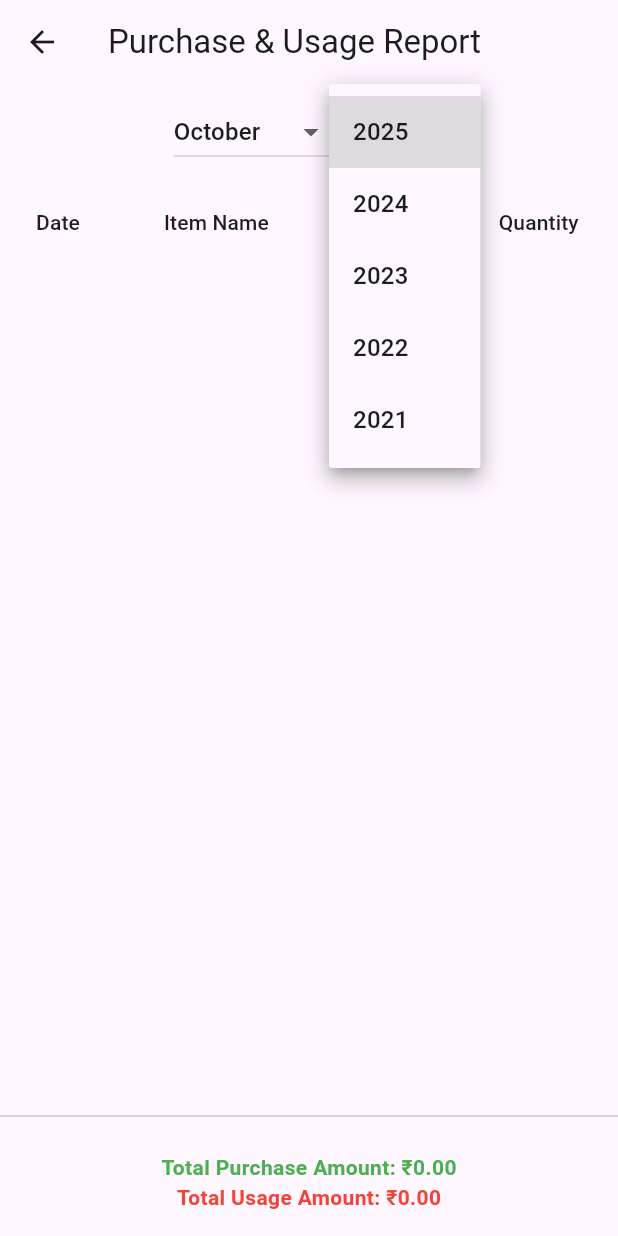
After one commit to SangeethKumarPG/billing_software_poc, a Flutter app: the PurchaseReportPage screen opened directly, after a tap on an icon or button, on a phone screen of 412 x 824 dp. The commit adds this screen. Run offline on Flutter 3.47's test engine with Material 3 defaults, Android fonts, the phone set to English and light mode, and no system bars; our stand-ins replace fl_chart, printing, sqflite, sqflite_common_ffi, sqflite_common_ffi_web; missing offline and left inert: esc_pos_printer_plus, esc_pos_utils_plus; accounts and stored records are empty.

Commit message:
adding purchase report and overtime

```diff
--- a/lib/db/db_helper.dart
+++ b/lib/db/db_helper.dart
@@ -24,23 +24,24 @@ class DBHelper {
     _db = await databaseFactory.openDatabase(
       dbPath,
       options: OpenDatabaseOptions(
-        version: 3, // increment version when adding tables/columns
+        version: 4, // incremented for new table
         onCreate: (db, version) async {
           await _createTables(db);
         },
         onUpgrade: (db, oldVersion, newVersion) async {
-          // Drop old tables if needed (simpler, but clears data)
           await db.execute("DROP TABLE IF EXISTS services");
           await db.execute("DROP TABLE IF EXISTS staff");
           await db.execute("DROP TABLE IF EXISTS bills");
           await db.execute("DROP TABLE IF EXISTS bill_items");
           await db.execute("DROP TABLE IF EXISTS inventory");
+          await db.execute("DROP TABLE IF EXISTS inventory_history");
           await _createTables(db);
         },
       ),
     );
   }
 
+  // ---------------- CREATE TABLES ----------------
   static Future<void> _createTables(Database db) async {
     await db.execute('''
       CREATE TABLE services (
@@ -94,6 +95,18 @@ class DBHelper {
         quantity INTEGER NOT NULL,
         price REAL NOT NULL,
         category TEXT
+      )
+    ''');
+
+    await db.execute('''
+      CREATE TABLE inventory_history (
+        id INTEGER PRIMARY KEY AUTOINCREMENT,
+        itemId INTEGER,
+        itemName TEXT,
+        action TEXT,
+        quantity INTEGER,
+        amount REAL,
+        date TEXT
       )
     ''');
   }
@@ -156,8 +169,17 @@ class DBHelper {
   }
 
   // ---------------- INVENTORY ----------------
-  static Future<int> insertInventoryItem(InventoryItem item) async =>
-      await _db.insert("inventory", item.toMap());
+  static Future<int> insertInventoryItem(InventoryItem item) async {
+    final id = await _db.insert("inventory", item.toMap());
+    await insertInventoryHistory(
+      itemId: id,
+      itemName: item.name,
+      action: "purchase",
+      quantity: item.quantity,
+      amount: item.price * item.quantity,
+    );
+    return id;
+  }
 
   static Future<List<InventoryItem>> getInventory() async {
     final rows = await _db.query("inventory", orderBy: "name");
@@ -170,4 +192,26 @@ class DBHelper {
 
   static Future<int> deleteInventoryItem(int id) async =>
       await _db.delete("inventory", where: "id=?", whereArgs: [id]);
+
+  // ---------------- INVENTORY HISTORY ----------------
+  static Future<void> insertInventoryHistory({
+    required int itemId,
+    required String itemName,
+    required String action, // 'purchase' or 'usage'
+    required int quantity,
+    required double amount,
+  }) async {
+    await _db.insert("inventory_history", {
+      "itemId": itemId,
+      "itemName": itemName,
+      "action": action,
+      "quantity": quantity,
+      "amount": amount,
+      "date": DateTime.now().toIso8601String(),
+    });
+  }
+
+  static Future<List<Map<String, dynamic>>> getInventoryHistory() async {
+    return await _db.query("inventory_history", orderBy: "date DESC");
+  }
 }
--- a/lib/pages/home_page.dart
+++ b/lib/pages/home_page.dart
@@ -1,3 +1,4 @@
+import 'package:billing_software/pages/purchase_report_page.dart';
 import 'package:flutter/material.dart';
 import 'dashboard_page.dart';
 import 'services_page.dart';
@@ -23,6 +24,7 @@ class _HomePageState extends State<HomePage> {
     StaffPage(),
     ReportsPage(),
     InventoryPage(),
+    PurchaseReportPage(),
   ];
 
   final List<String> _titles = const [
@@ -31,7 +33,8 @@ class _HomePageState extends State<HomePage> {
     "Bills",
     "Staff",
     "Reports",
-    "Inventory"
+    "Inventory",
+    "Purchase Report"
   ];
 
   @override
@@ -64,7 +67,11 @@ class _HomePageState extends State<HomePage> {
                 icon: Icon(Icons.bar_chart),
                 label: Text("Reports"),
               ),
-              NavigationRailDestination(icon: Icon(Icons.inventory), label: Text("Inventory"))
+              NavigationRailDestination(icon: Icon(Icons.inventory), label: Text("Inventory")),
+              NavigationRailDestination(
+                icon: Icon(Icons.shopping_cart),
+                label: Text("Purchase Report"),
+              ),
             ],
           ),
           Expanded(
--- a/lib/pages/inventory_page.dart
+++ b/lib/pages/inventory_page.dart
@@ -23,6 +23,51 @@ class _InventoryPageState extends State<InventoryPage> {
     setState(() => _items = data);
   }
 
+  Future<void> _updateQuantity(InventoryItem item, int change) async {
+    final updatedQty = (item.quantity + change).clamp(0, double.infinity).toInt();
+
+    // Determine the action type based on change
+    String action = change > 0 ? "purchase" : "usage";
+
+    // Calculate the amount for this action
+    final quantityChanged = change.abs();
+    final amount = item.price * quantityChanged;
+
+    // Create updated item
+    final updatedItem = InventoryItem(
+      id: item.id,
+      name: item.name,
+      quantity: updatedQty,
+      price: item.price,
+      category: item.category,
+    );
+
+    // Update quantity in main inventory table
+    await DBHelper.updateInventoryItem(updatedItem);
+
+    // Record this change in the inventory history table
+    await DBHelper.insertInventoryHistory(
+      itemId: item.id!,
+      itemName: item.name,
+      action: action,
+      quantity: quantityChanged,
+      amount: amount,
+    );
+
+    // Refresh UI
+    await _loadInventory();
+
+    // Show quick feedback
+    ScaffoldMessenger.of(context).showSnackBar(
+      SnackBar(
+        content: Text(
+          "${action == 'purchase' ? 'Added' : 'Used'} $quantityChanged ${item.name}(s) — ₹${amount.toStringAsFixed(2)}",
+        ),
+        duration: const Duration(seconds: 2),
+      ),
+    );
+  }
+
   Future<void> _showDialog([InventoryItem? item]) async {
     final nameC = TextEditingController(text: item?.name ?? "");
     final qtyC = TextEditingController(text: item?.quantity.toString() ?? "");
@@ -37,15 +82,27 @@ class _InventoryPageState extends State<InventoryPage> {
           child: Column(
             mainAxisSize: MainAxisSize.min,
             children: [
-              TextField(controller: nameC, decoration: const InputDecoration(labelText: "Name")),
-              TextField(controller: qtyC, decoration: const InputDecoration(labelText: "Quantity"), keyboardType: TextInputType.number),
-              TextField(controller: priceC, decoration: const InputDecoration(labelText: "Price"), keyboardType: TextInputType.number),
-              TextField(controller: catC, decoration: const InputDecoration(labelText: "Category")),
+              TextField(
+                  controller: nameC,
+                  decoration: const InputDecoration(labelText: "Name")),
+              TextField(
+                  controller: qtyC,
+                  decoration: const InputDecoration(labelText: "Quantity"),
+                  keyboardType: TextInputType.number),
+              TextField(
+                  controller: priceC,
+                  decoration: const InputDecoration(labelText: "Price"),
+                  keyboardType: TextInputType.number),
+              TextField(
+                  controller: catC,
+                  decoration: const InputDecoration(labelText: "Category")),
             ],
           ),
         ),
         actions: [
-          TextButton(onPressed: () => Navigator.pop(context), child: const Text("Cancel")),
+          TextButton(
+              onPressed: () => Navigator.pop(context),
+              child: const Text("Cancel")),
           ElevatedButton(
             onPressed: () async {
               final newItem = InventoryItem(
@@ -86,16 +143,35 @@ class _InventoryPageState extends State<InventoryPage> {
           rows: _items.map((item) {
             return DataRow(cells: [
               DataCell(Text(item.name)),
-              DataCell(Text(item.quantity.toString())),
+              DataCell(Row(
+                children: [
+                  IconButton(
+                    icon: const Icon(Icons.remove_circle_outline),
+                    onPressed: item.quantity > 0
+                        ? () => _updateQuantity(item, -1)
+                        : null,
+                  ),
+                  Text(item.quantity.toString(),
+                      style: const TextStyle(fontWeight: FontWeight.bold)),
+                  IconButton(
+                    icon: const Icon(Icons.add_circle_outline),
+                    onPressed: () => _updateQuantity(item, 1),
+                  ),
+                ],
+              )),
               DataCell(Text("₹${item.price.toStringAsFixed(2)}")),
               DataCell(Text(item.category ?? "")),
               DataCell(Row(
                 children: [
-                  IconButton(icon: const Icon(Icons.edit), onPressed: () => _showDialog(item)),
-                  IconButton(icon: const Icon(Icons.delete), onPressed: () async {
-                    await DBHelper.deleteInventoryItem(item.id!);
-                    _loadInventory();
-                  }),
+                  IconButton(
+                      icon: const Icon(Icons.edit),
+                      onPressed: () => _showDialog(item)),
+                  IconButton(
+                      icon: const Icon(Icons.delete),
+                      onPressed: () async {
+                        await DBHelper.deleteInventoryItem(item.id!);
+                        _loadInventory();
+                      }),
                 ],
               )),
             ]);
--- /dev/null
+++ b/lib/pages/purchase_report_page.dart
@@ -0,0 +1,162 @@
+import 'package:flutter/material.dart';
+import '../db/db_helper.dart';
+import 'package:intl/intl.dart';
+
+class PurchaseReportPage extends StatefulWidget {
+  const PurchaseReportPage({super.key});
+
+  @override
+  State<PurchaseReportPage> createState() => _PurchaseReportPageState();
+}
+
+class _PurchaseReportPageState extends State<PurchaseReportPage> {
+  List<Map<String, dynamic>> _history = [];
+  double totalPurchase = 0.0;
+  double totalUsage = 0.0;
+
+  late int selectedMonth;
+  late int selectedYear;
+
+  @override
+  void initState() {
+    super.initState();
+    final now = DateTime.now();
+    selectedMonth = now.month;
+    selectedYear = now.year;
+    _loadHistory();
+  }
+
+  Future<void> _loadHistory() async {
+    final data = await DBHelper.getInventoryHistory();
+
+    double purchaseSum = 0.0;
+    double usageSum = 0.0;
+
+    // Filter month-wise
+    final filteredData = data.where((row) {
+      final date = DateTime.parse(row["date"]);
+      return date.month == selectedMonth && date.year == selectedYear;
+    }).toList();
+
+    for (var row in filteredData) {
+      if (row["action"] == "purchase") {
+        purchaseSum += (row["amount"] as num).toDouble();
+      } else {
+        usageSum += (row["amount"] as num).toDouble();
+      }
+    }
+
+    setState(() {
+      _history = filteredData;
+      totalPurchase = purchaseSum;
+      totalUsage = usageSum;
+    });
+  }
+
+  // Helper to get month names
+  List<String> get months => List.generate(12, (i) => DateFormat('MMMM').format(DateTime(0, i + 1)));
+
+  @override
+  Widget build(BuildContext context) {
+    return Scaffold(
+      appBar: AppBar(title: const Text("Purchase & Usage Report")),
+      body: Column(
+        children: [
+          Padding(
+            padding: const EdgeInsets.all(8.0),
+            child: Row(
+              mainAxisAlignment: MainAxisAlignment.center,
+              children: [
+                DropdownButton<int>(
+                  value: selectedMonth,
+                  onChanged: (value) {
+                    if (value != null) {
+                      setState(() => selectedMonth = value);
+                      _loadHistory();
+                    }
+                  },
+                  items: List.generate(
+                    12,
+                    (index) => DropdownMenuItem(
+                      value: index + 1,
+                      child: Text(months[index]),
+                    ),
+                  ),
+                ),
+                const SizedBox(width: 16),
+                DropdownButton<int>(
+                  value: selectedYear,
+                  onChanged: (value) {
+                    if (value != null) {
+                      setState(() => selectedYear = value);
+                      _loadHistory();
+                    }
+                  },
+                  items: List.generate(
+                    5,
+                    (index) {
+                      final year = DateTime.now().year - index;
+                      return DropdownMenuItem(value: year, child: Text("$year"));
+                    },
+                  ),
+                ),
+              ],
+            ),
+          ),
+
+          Expanded(
+            child: SingleChildScrollView(
+              scrollDirection: Axis.horizontal,
+              child: DataTable(
+                columns: const [
+                  DataColumn(label: Text("Date")),
+                  DataColumn(label: Text("Item Name")),
+                  DataColumn(label: Text("Action")),
+                  DataColumn(label: Text("Quantity")),
+                  DataColumn(label: Text("Amount")),
+                ],
+                rows: _history.map((row) {
+                  return DataRow(cells: [
+                    DataCell(Text(DateFormat("dd-MM-yyyy HH:mm")
+                        .format(DateTime.parse(row["date"]).toLocal()))),
+                    DataCell(Text(row["itemName"] ?? "")),
+                    DataCell(Text(
+                      row["action"] ?? "",
+                      style: TextStyle(
+                        color: (row["action"] == "purchase")
+                            ? Colors.green
+                            : Colors.red,
+                        fontWeight: FontWeight.bold,
+                      ),
+                    )),
+                    DataCell(Text(row["quantity"].toString())),
+                    DataCell(Text("₹${(row["amount"] as num).toStringAsFixed(2)}")),
+                  ]);
+                }).toList(),
+              ),
+            ),
+          ),
+
+          const Divider(),
+          Padding(
+            padding: const EdgeInsets.all(16),
+            child: Column(
+              children: [
+                Text(
+                  "Total Purchase Amount: ₹${totalPurchase.toStringAsFixed(2)}",
+                  style: const TextStyle(
+                      fontWeight: FontWeight.bold, color: Colors.green),
+                ),
+                Text(
+                  "Total Usage Amount: ₹${totalUsage.toStringAsFixed(2)}",
+                  style: const TextStyle(
+                      fontWeight: FontWeight.bold, color: Colors.red),
+                ),
+              ],
+            ),
+          )
+        ],
+      ),
+    );
+  }
+}
```
Also changed, not shown: lib/pages/create_bill_page.dart (+58 -6 lines), lib/pages/dashboard_page.dart (+25 -8 lines).
